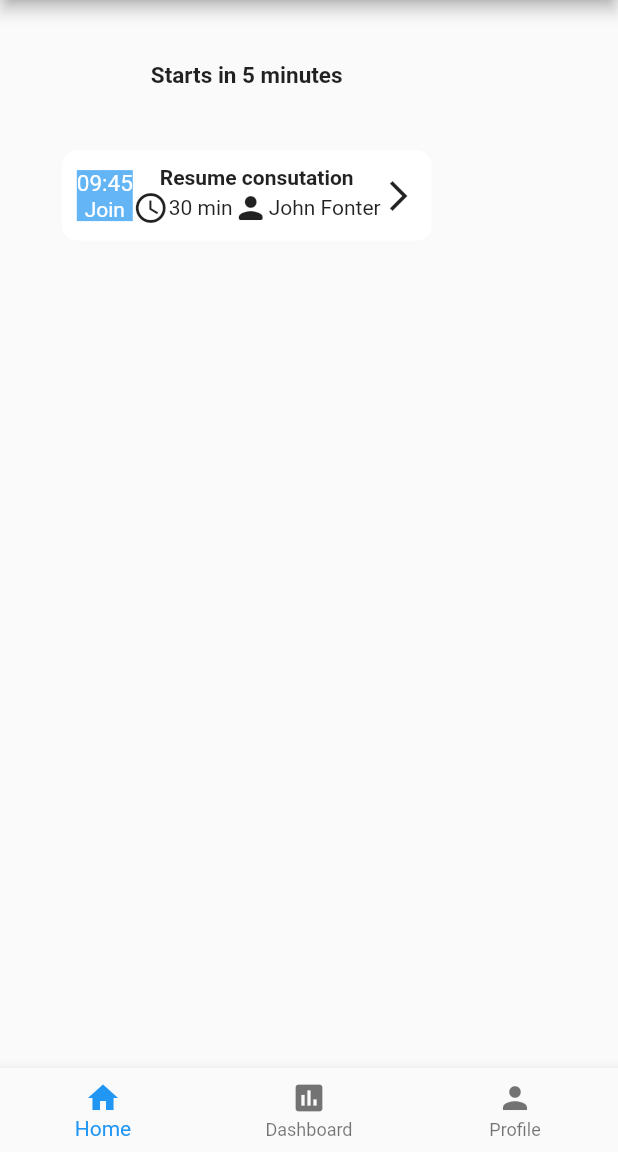
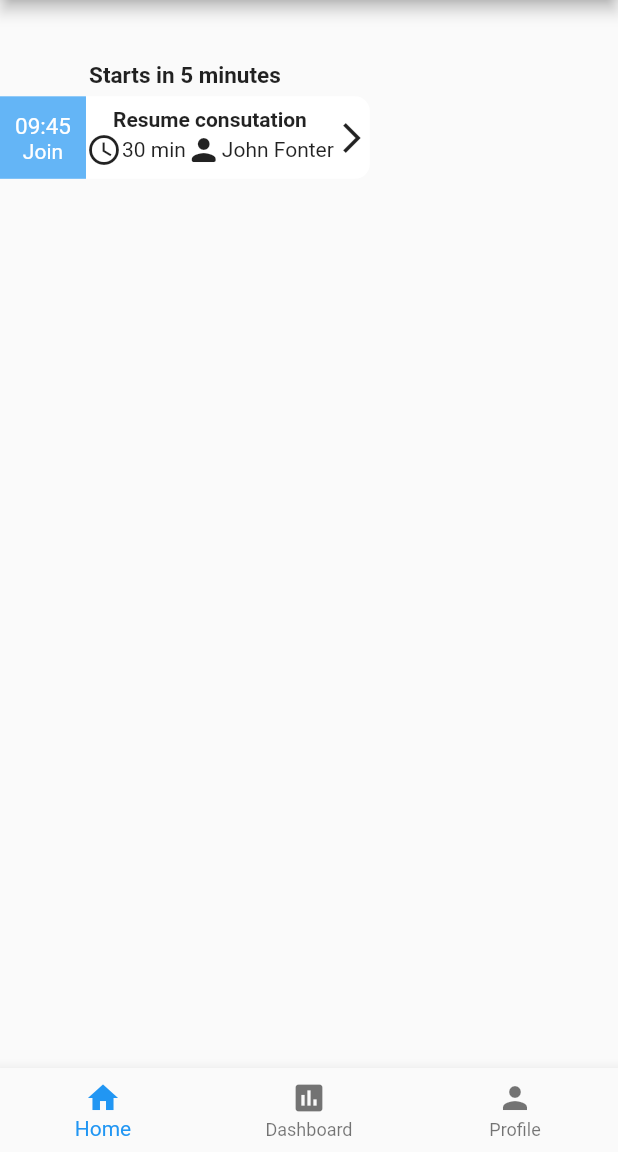
Before and after one commit to Thongek-wpm/flutter_project_test, a Flutter app: the screen it shows after launch, on a phone screen of 412 x 824 dp, the part 84-1236 px from its top. Run offline on Flutter 3.47's test engine with Material 2 defaults, Android fonts, the phone set to English and light mode, and no system bars.

Commit message:
Update homeUI.dart

```diff
--- a/lib/screen/homeUI.dart
+++ b/lib/screen/homeUI.dart
@@ -20,37 +20,31 @@ class _HomeUiState extends State<HomeUi> {
             Row(
               mainAxisAlignment: MainAxisAlignment.start,
               children: [
-                Padding(
-                  padding: EdgeInsets.only(
-                    left: MediaQuery.of(context).size.width * 0.1,
-                  ),
-                ),
                 Column(
                   children: [
-                    Text(
+                    const Text(
                       'Starts in 5 minutes',
                       style: TextStyle(
                         fontSize: 15,
                         fontWeight: FontWeight.bold,
                       ),
                     ),
-                    Padding(
-                      padding: EdgeInsets.only(
-                        top: MediaQuery.of(context).size.width * 0.1,
-                      ),
-                    ),
+                    const SizedBox(height: 5),
                     Container(
-                      padding: EdgeInsets.all(10),
                       decoration: BoxDecoration(
                         color: Colors.white,
                         borderRadius: BorderRadius.circular(10),
                       ),
                       child: Row(
+                        mainAxisAlignment: MainAxisAlignment.center,
                         children: [
                           Container(
+                            padding: EdgeInsets.all(10),
                             color: Colors.blue[300],
                             child: Column(
+                              mainAxisAlignment: MainAxisAlignment.center,
                               children: [
+                                Padding(padding: EdgeInsets.all(0.5)),
                                 Text(
                                   '09:45',
                                   style: TextStyle(
```
